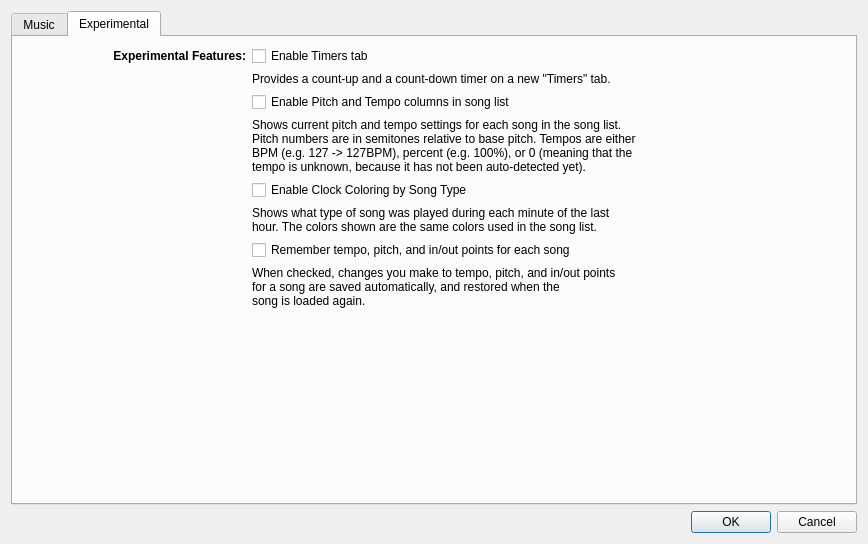
First picture: the form in SquareDesk-DEV/test123/preferencesdialog.ui, repository mpogue2/SquareDesk, before the edit.
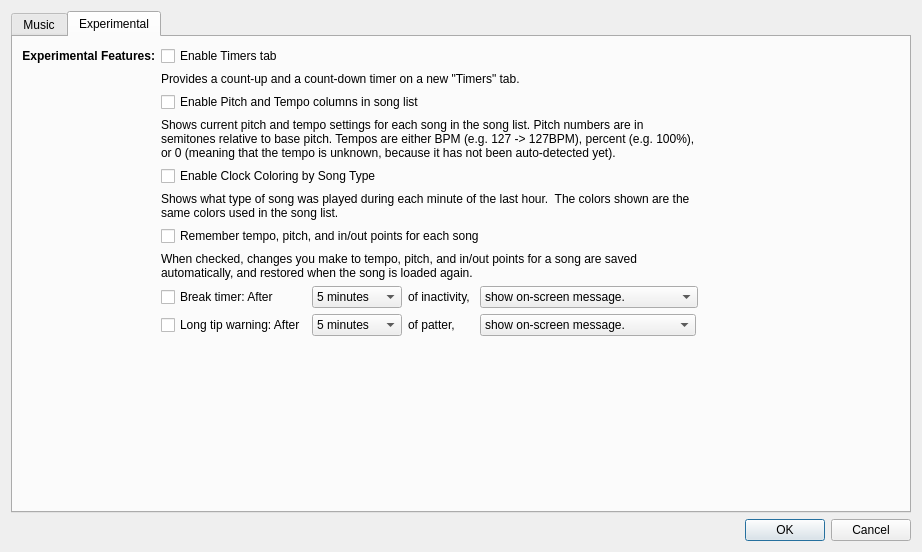
Second picture: the form after the edit. The open tabs and pages were chosen to show the change.

Commit message:
Analog-clock-based Break and Patter timer support
New experimental feature that uses the analog clock for automatic timer start/stop.  Dan, is this something that would work for you, or do you prefer the control that explicit start/stop buttons gives you?  If you want to test it, set DEBUGCLOCK to 1 in analogclock.h .  This makes minutes into seconds, for testing.  Implements warning messages only right now.  Tested on Mac OS X Sierra and Win10.

```diff
--- a/SquareDesk-DEV/test123/preferencesdialog.ui
+++ b/SquareDesk-DEV/test123/preferencesdialog.ui
@@ -6,8 +6,8 @@
    <rect>
     <x>0</x>
     <y>0</y>
-    <width>868</width>
-    <height>544</height>
+    <width>922</width>
+    <height>552</height>
    </rect>
   </property>
   <property name="sizePolicy">
@@ -495,68 +495,291 @@
        <string>Experimental</string>
       </attribute>
       <layout class="QGridLayout" name="gridLayout_2">
-       <item row="2" column="1">
+       <item row="2" column="1" colspan="3">
         <widget class="QCheckBox" name="EnablePitchTempoViewCheckbox">
          <property name="text">
           <string>Enable Pitch and Tempo columns in song list</string>
          </property>
         </widget>
        </item>
-       <item row="0" column="0">
-        <widget class="QLabel" name="ExpFeaturesLabel">
-         <property name="font">
-          <font>
-           <weight>75</weight>
-           <bold>true</bold>
-          </font>
-         </property>
-         <property name="text">
-          <string>Experimental Features:</string>
-         </property>
-         <property name="alignment">
-          <set>Qt::AlignRight|Qt::AlignTrailing|Qt::AlignVCenter</set>
-         </property>
-        </widget>
-       </item>
-       <item row="0" column="1" colspan="2">
+       <item row="0" column="1" colspan="5">
         <widget class="QCheckBox" name="EnableTimersTabCheckbox">
          <property name="text">
           <string>Enable Timers tab</string>
          </property>
         </widget>
        </item>
-       <item row="1" column="1" colspan="2">
+       <item row="0" column="0">
+        <widget class="QLabel" name="ExpFeaturesLabel">
+         <property name="font">
+          <font>
+           <weight>75</weight>
+           <bold>true</bold>
+          </font>
+         </property>
+         <property name="text">
+          <string>Experimental Features:</string>
+         </property>
+         <property name="alignment">
+          <set>Qt::AlignRight|Qt::AlignTrailing|Qt::AlignVCenter</set>
+         </property>
+        </widget>
+       </item>
+       <item row="12" column="1">
+        <spacer name="verticalSpacer">
+         <property name="orientation">
+          <enum>Qt::Vertical</enum>
+         </property>
+         <property name="sizeHint" stdset="0">
+          <size>
+           <width>20</width>
+           <height>40</height>
+          </size>
+         </property>
+        </spacer>
+       </item>
+       <item row="9" column="2">
+        <widget class="QComboBox" name="breakLength">
+         <property name="sizePolicy">
+          <sizepolicy hsizetype="Fixed" vsizetype="Fixed">
+           <horstretch>0</horstretch>
+           <verstretch>0</verstretch>
+          </sizepolicy>
+         </property>
+         <item>
+          <property name="text">
+           <string>5 minutes</string>
+          </property>
+         </item>
+         <item>
+          <property name="text">
+           <string>10 minutes</string>
+          </property>
+         </item>
+         <item>
+          <property name="text">
+           <string>15 minutes</string>
+          </property>
+         </item>
+        </widget>
+       </item>
+       <item row="9" column="1">
+        <widget class="QCheckBox" name="breakTimerCheckbox">
+         <property name="sizePolicy">
+          <sizepolicy hsizetype="Fixed" vsizetype="Fixed">
+           <horstretch>0</horstretch>
+           <verstretch>0</verstretch>
+          </sizepolicy>
+         </property>
+         <property name="minimumSize">
+          <size>
+           <width>0</width>
+           <height>0</height>
+          </size>
+         </property>
+         <property name="text">
+          <string>Break timer: After </string>
+         </property>
+        </widget>
+       </item>
+       <item row="9" column="3">
+        <widget class="QLabel" name="inactivityLabel">
+         <property name="sizePolicy">
+          <sizepolicy hsizetype="Fixed" vsizetype="Preferred">
+           <horstretch>0</horstretch>
+           <verstretch>0</verstretch>
+          </sizepolicy>
+         </property>
+         <property name="text">
+          <string>of inactivity, </string>
+         </property>
+        </widget>
+       </item>
+       <item row="1" column="1" colspan="5">
         <widget class="QLabel" name="timersHelpLabel">
          <property name="text">
           <string>&lt;html&gt;&lt;head/&gt;&lt;body&gt;&lt;p&gt;&lt;span style=&quot;&quot;&gt;Provides a count-up and a count-down timer on a new &amp;quot;Timers&amp;quot; tab.&lt;/span&gt;&lt;/p&gt;&lt;/body&gt;&lt;/html&gt;</string>
          </property>
         </widget>
        </item>
-       <item row="3" column="1" colspan="2">
+       <item row="10" column="1">
+        <widget class="QCheckBox" name="longTipCheckbox">
+         <property name="sizePolicy">
+          <sizepolicy hsizetype="Preferred" vsizetype="Fixed">
+           <horstretch>0</horstretch>
+           <verstretch>0</verstretch>
+          </sizepolicy>
+         </property>
+         <property name="minimumSize">
+          <size>
+           <width>0</width>
+           <height>0</height>
+          </size>
+         </property>
+         <property name="text">
+          <string>Long tip warning: After</string>
+         </property>
+        </widget>
+       </item>
+       <item row="10" column="2">
+        <widget class="QComboBox" name="longTipLength">
+         <property name="sizePolicy">
+          <sizepolicy hsizetype="Fixed" vsizetype="Fixed">
+           <horstretch>0</horstretch>
+           <verstretch>0</verstretch>
+          </sizepolicy>
+         </property>
+         <item>
+          <property name="text">
+           <string>5 minutes</string>
+          </property>
+         </item>
+         <item>
+          <property name="text">
+           <string>6 minutes</string>
+          </property>
+         </item>
+         <item>
+          <property name="text">
+           <string>7 minutes</string>
+          </property>
+         </item>
+         <item>
+          <property name="text">
+           <string>8 minutes</string>
+          </property>
+         </item>
+         <item>
+          <property name="text">
+           <string>9 minutes</string>
+          </property>
+         </item>
+         <item>
+          <property name="text">
+           <string>10 minutes</string>
+          </property>
+         </item>
+        </widget>
+       </item>
+       <item row="10" column="3">
+        <widget class="QLabel" name="label_2">
+         <property name="sizePolicy">
+          <sizepolicy hsizetype="Fixed" vsizetype="Preferred">
+           <horstretch>0</horstretch>
+           <verstretch>0</verstretch>
+          </sizepolicy>
+         </property>
+         <property name="text">
+          <string>of patter,</string>
+         </property>
+        </widget>
+       </item>
+       <item row="3" column="1" colspan="5">
         <widget class="QLabel" name="pitchTempoHelpLabel">
          <property name="text">
-          <string>&lt;html&gt;&lt;head/&gt;&lt;body&gt;&lt;p&gt;&lt;span style=&quot;&quot;&gt;Shows current pitch and tempo settings for each song in the song list.&lt;br/&gt;Pitch numbers are in semitones relative to base pitch. Tempos are either &lt;br/&gt;BPM (e.g. 127 -&amp;gt; 127BPM), percent (e.g. 100%), or 0 (meaning that the &lt;br/&gt;tempo is unknown, because it has not been auto-detected yet).&lt;/span&gt;&lt;/p&gt;&lt;/body&gt;&lt;/html&gt;</string>
+          <string>Shows current pitch and tempo settings for each song in the song list. Pitch numbers are in semitones relative to base pitch. Tempos are either BPM (e.g. 127 -&gt; 127BPM), percent (e.g. 100%), or 0 (meaning that the tempo is unknown, because it has not been auto-detected yet).</string>
          </property>
+         <property name="wordWrap">
+          <bool>true</bool>
+         </property>
         </widget>
        </item>
-       <item row="4" column="1">
+       <item row="5" column="1" colspan="5">
+        <widget class="QLabel" name="clockColoringHelpLabel">
+         <property name="text">
+          <string>Shows what type of song was played during each minute of the last hour.  The colors shown are the same colors used in the song list.</string>
+         </property>
+         <property name="alignment">
+          <set>Qt::AlignLeading|Qt::AlignLeft|Qt::AlignTop</set>
+         </property>
+         <property name="wordWrap">
+          <bool>true</bool>
+         </property>
+        </widget>
+       </item>
+       <item row="8" column="1" colspan="5">
+        <widget class="QLabel" name="saveSongPrefsHelpLabel">
+         <property name="text">
+          <string>When checked, changes you make to tempo, pitch, and in/out points for a song are saved automatically, and restored when the song is loaded again.</string>
+         </property>
+         <property name="wordWrap">
+          <bool>true</bool>
+         </property>
+        </widget>
+       </item>
+       <item row="10" column="4" colspan="4">
+        <widget class="QComboBox" name="afterLongTipAction">
+         <property name="sizePolicy">
+          <sizepolicy hsizetype="Fixed" vsizetype="Fixed">
+           <horstretch>0</horstretch>
+           <verstretch>0</verstretch>
+          </sizepolicy>
+         </property>
+         <property name="minimumSize">
+          <size>
+           <width>200</width>
+           <height>0</height>
+          </size>
+         </property>
+         <property name="currentIndex">
+          <number>0</number>
+         </property>
+         <item>
+          <property name="text">
+           <string>show on-screen message.</string>
+          </property>
+         </item>
+         <item>
+          <property name="text">
+           <string>play a reminder tone (NOT_IMPL).</string>
+          </property>
+         </item>
+        </widget>
+       </item>
+       <item row="9" column="4" colspan="2">
+        <widget class="QComboBox" name="afterBreakAction">
+         <property name="sizePolicy">
+          <sizepolicy hsizetype="Preferred" vsizetype="Fixed">
+           <horstretch>0</horstretch>
+           <verstretch>0</verstretch>
+          </sizepolicy>
+         </property>
+         <property name="minimumSize">
+          <size>
+           <width>200</width>
+           <height>0</height>
+          </size>
+         </property>
+         <item>
+          <property name="text">
+           <string>show on-screen message.</string>
+          </property>
+         </item>
+         <item>
+          <property name="text">
+           <string>play a reminder tone (NOT_IMPL).</string>
+          </property>
+         </item>
+         <item>
+          <property name="text">
+           <string>play the current song (NOT_IMPL).</string>
+          </property>
+         </item>
+         <item>
+          <property name="text">
+           <string>play the next song (NOT_IMPL).</string>
+          </property>
+         </item>
+        </widget>
+       </item>
+       <item row="4" column="1" colspan="4">
         <widget class="QCheckBox" name="EnableClockColoring">
          <property name="text">
           <string>Enable Clock Coloring by Song Type</string>
          </property>
         </widget>
        </item>
-       <item row="5" column="1" colspan="2">
-        <widget class="QLabel" name="clockColoringHelpLabel">
-         <property name="text">
-          <string>&lt;html&gt;&lt;head/&gt;&lt;body&gt;&lt;p&gt;&lt;span style=&quot;&quot;&gt;Shows what type of song was played during each minute of the last&lt;br/&gt;hour.  The colors shown are the same colors used in the song list.&lt;/span&gt;&lt;/p&gt;&lt;/body&gt;&lt;/html&gt;</string>
-         </property>
-         <property name="alignment">
-          <set>Qt::AlignLeading|Qt::AlignLeft|Qt::AlignTop</set>
-         </property>
-        </widget>
-       </item>
-       <item row="7" column="1">
+       <item row="7" column="1" colspan="4">
         <widget class="QCheckBox" name="checkBoxSaveSongPreferencesInConfig">
          <property name="sizePolicy">
           <sizepolicy hsizetype="Minimum" vsizetype="Fixed">
@@ -569,26 +792,6 @@
          </property>
         </widget>
        </item>
-       <item row="9" column="1">
-        <spacer name="verticalSpacer">
-         <property name="orientation">
-          <enum>Qt::Vertical</enum>
-         </property>
-         <property name="sizeHint" stdset="0">
-          <size>
-           <width>20</width>
-           <height>40</height>
-          </size>
-         </property>
-        </spacer>
-       </item>
-       <item row="8" column="1">
-        <widget class="QLabel" name="saveSongPrefsHelpLabel">
-         <property name="text">
-          <string>&lt;html&gt;&lt;head/&gt;&lt;body&gt;&lt;p&gt;&lt;span style=&quot;&quot;&gt;When checked, changes you make to tempo, pitch, and in/out points&lt;BR/&gt;for a song are saved automatically, and restored when the&lt;BR/&gt;song is loaded again.&lt;/span&gt;&lt;/p&gt;&lt;/body&gt;&lt;/html&gt;</string>
-         </property>
-        </widget>
-       </item>
       </layout>
      </widget>
     </widget>
```
Left out of the diff: 4 changed lines with no effect on the pictures. The commit also changes 7 other files.
